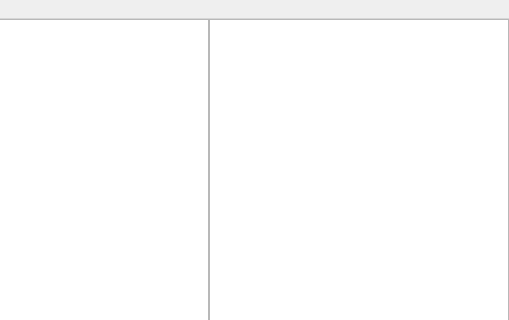
Above: mainwindow.ui from nazarlamer/Painting before the change; both pictures show x 379 to 888 and y 0 to 320 of the 888 by 640 pixel window. Below: the same form after it.
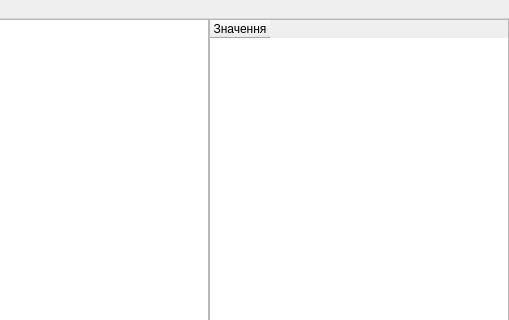
That is the form after the change. Custom widgets are drawn as their Qt base class.

The edit to the form file:
```diff
--- a/mainwindow.ui
+++ b/mainwindow.ui
@@ -100,7 +100,7 @@
             <property name="maximumSize">
              <size>
               <width>300</width>
-              <height>400</height>
+              <height>16777215</height>
              </size>
             </property>
             <property name="rowCount">
@@ -110,7 +110,7 @@
              <number>1</number>
             </property>
             <attribute name="horizontalHeaderVisible">
-             <bool>false</bool>
+             <bool>true</bool>
             </attribute>
             <attribute name="horizontalHeaderDefaultSectionSize">
              <number>60</number>
@@ -122,7 +122,7 @@
              <number>60</number>
             </attribute>
             <attribute name="verticalHeaderVisible">
-             <bool>false</bool>
+             <bool>true</bool>
             </attribute>
             <attribute name="verticalHeaderDefaultSectionSize">
              <number>21</number>
```
